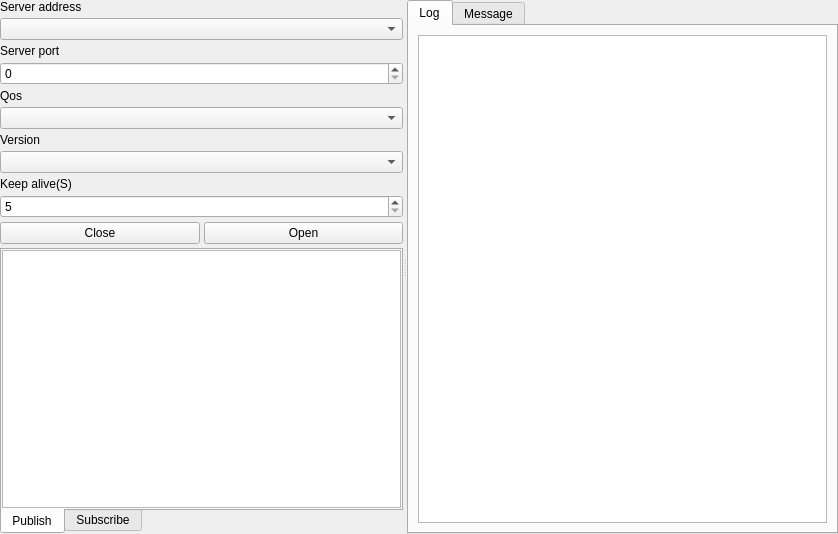
Qt form src/x/mqtt/mqttclientui.ui (x-tools-author/x-tools) before a commit.
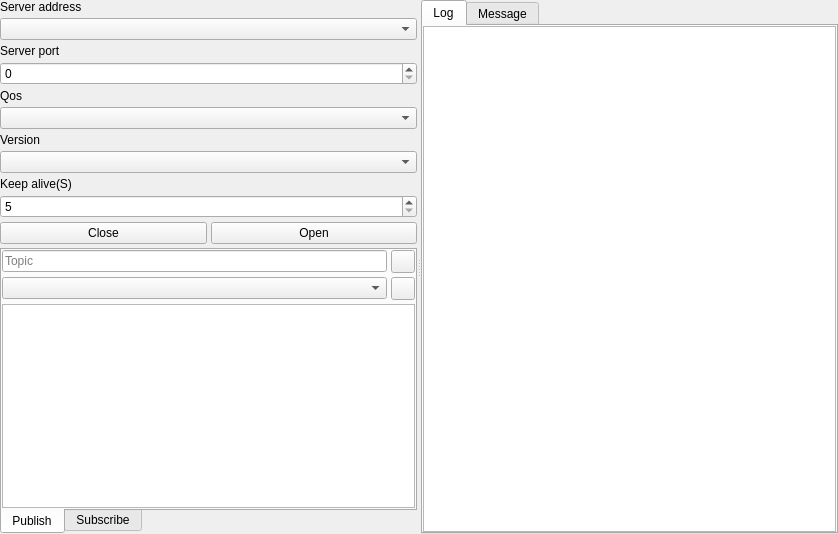
The same form after that commit. The open tabs and pages were chosen to show the change.

Patch:
```diff
--- a/src/x/mqtt/mqttclientui.ui
+++ b/src/x/mqtt/mqttclientui.ui
@@ -148,8 +148,42 @@
            <property name="bottomMargin">
             <number>0</number>
            </property>
+           <property name="spacing">
+            <number>4</number>
+           </property>
            <item row="0" column="0">
-            <widget class="QListWidget" name="listWidget"/>
+            <layout class="QGridLayout" name="gridLayout_5">
+             <item row="0" column="0">
+              <widget class="QLineEdit" name="lineEditPublish">
+               <property name="placeholderText">
+                <string>Topic</string>
+               </property>
+              </widget>
+             </item>
+             <item row="0" column="1">
+              <widget class="QToolButton" name="toolButtonPublish">
+               <property name="toolTip">
+                <string>Publish topic</string>
+               </property>
+               <property name="text">
+                <string notr="true"/>
+               </property>
+              </widget>
+             </item>
+             <item row="1" column="1">
+              <widget class="QToolButton" name="toolButtonWrap">
+               <property name="text">
+                <string notr="true"/>
+               </property>
+              </widget>
+             </item>
+             <item row="1" column="0">
+              <widget class="QComboBox" name="comboBoxTextFormat"/>
+             </item>
+            </layout>
+           </item>
+           <item row="1" column="0">
+            <widget class="QTextEdit" name="textEditPublish"/>
            </item>
           </layout>
          </widget>
@@ -188,6 +222,21 @@
         <string>Log</string>
        </attribute>
        <layout class="QGridLayout" name="gridLayout">
+        <property name="leftMargin">
+         <number>0</number>
+        </property>
+        <property name="topMargin">
+         <number>0</number>
+        </property>
+        <property name="rightMargin">
+         <number>0</number>
+        </property>
+        <property name="bottomMargin">
+         <number>0</number>
+        </property>
+        <property name="spacing">
+         <number>4</number>
+        </property>
         <item row="0" column="0">
          <widget class="QTextBrowser" name="textBrowser"/>
         </item>
```
Left out of the diff: 32 changed lines with no effect on the pictures.
